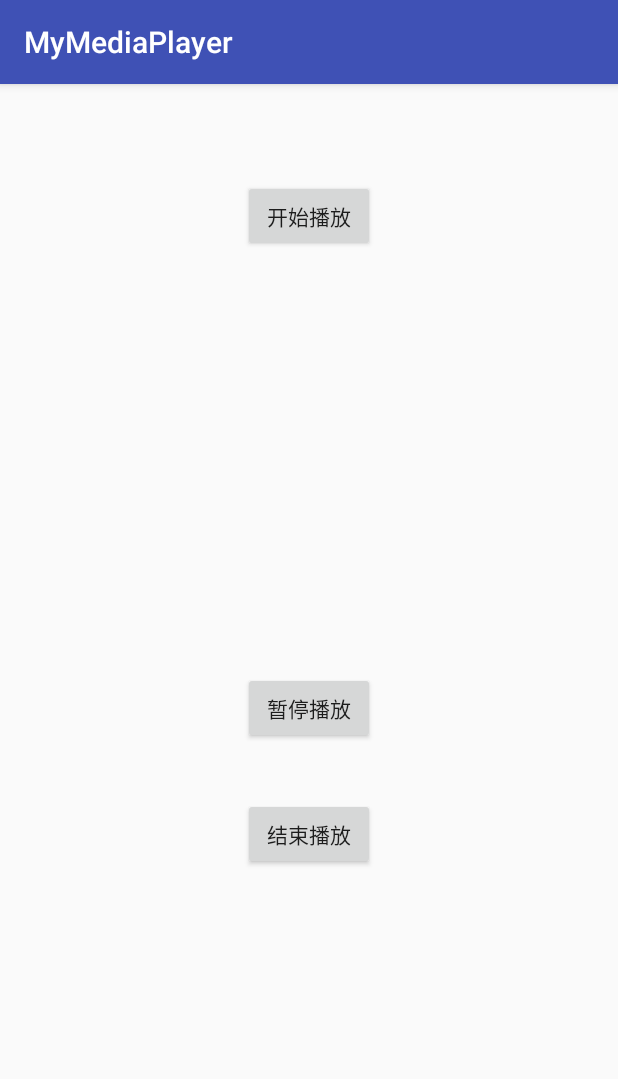
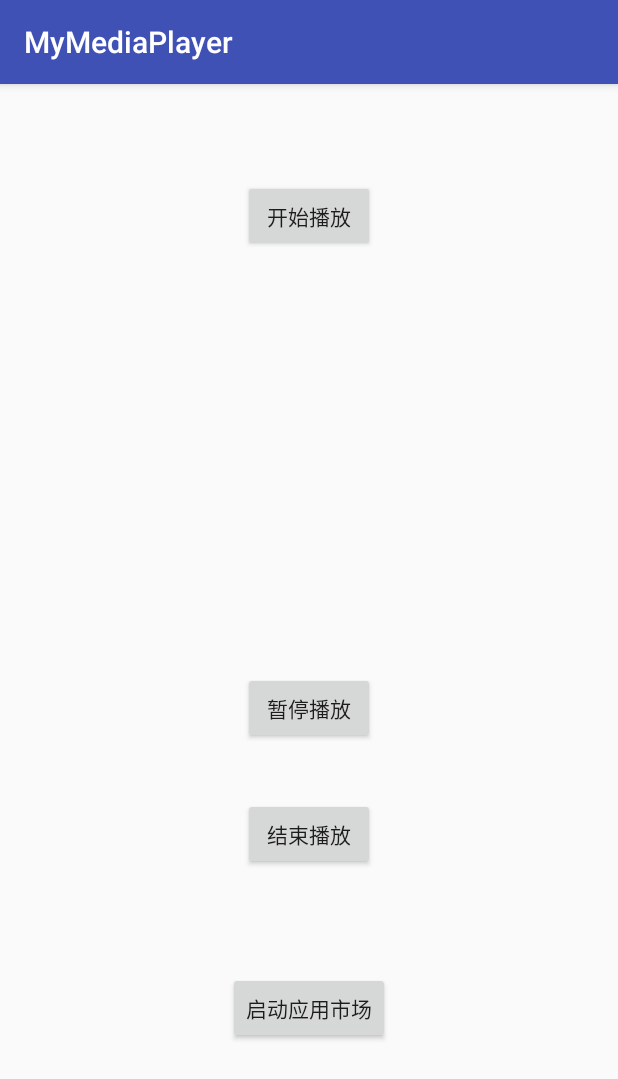
Before and after one commit to chengshenghao/MyMediaPlayer, an Android app: the screen it shows after launch (MainActivity), on a phone screen of 412 x 824 dp. Shown: the top 1079 px of the screen. Run offline under Robolectric (Android 15) with nearby library versions, the phone set to English and light mode, and no system bars.

Commit message:
添加启动应用的市场的功能

```diff
--- a/app/src/main/res/layout/activity_main.xml
+++ b/app/src/main/res/layout/activity_main.xml
@@ -41,4 +41,16 @@
         app:layout_constraintBottom_toBottomOf="parent"
         app:layout_constraintEnd_toEndOf="parent"
         app:layout_constraintStart_toStartOf="parent" />
+
+    <Button
+        android:layout_width="wrap_content"
+        android:layout_height="wrap_content"
+        android:layout_marginBottom="128dp"
+        android:layout_marginEnd="8dp"
+        android:layout_marginStart="8dp"
+        android:onClick="openStore"
+        android:text="启动应用市场"
+        app:layout_constraintBottom_toBottomOf="parent"
+        app:layout_constraintEnd_toEndOf="parent"
+        app:layout_constraintStart_toStartOf="parent" />
 </android.support.constraint.ConstraintLayout>
```
Also changed, not shown: app/src/main/java/com/mrkj/mymediaplayer/MainActivity.java (+11 -0 lines).
